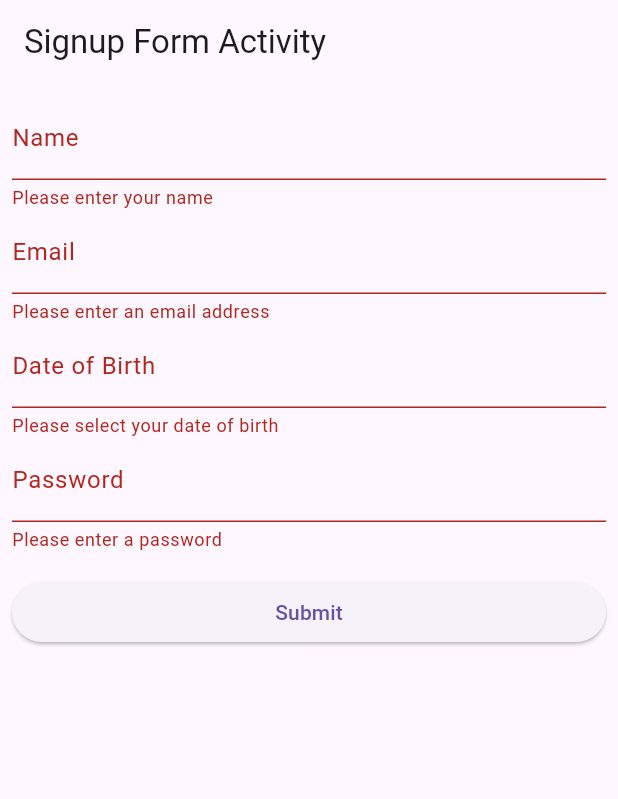
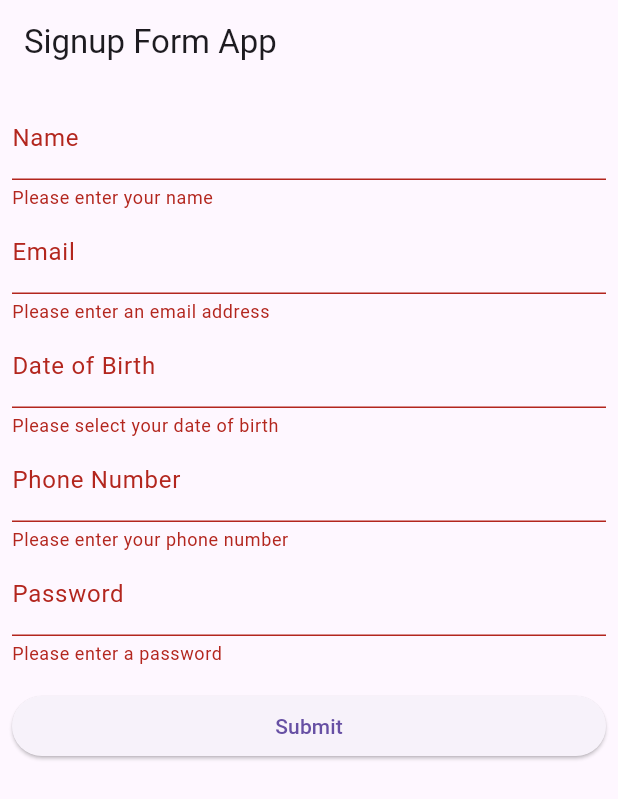
Before and after one commit to ComputerScience1024/act_10, a Flutter app: the screen it shows after launch, after a tap on "Submit", on a phone screen of 412 x 824 dp. Shown: the top 799 px of the screen. Run offline on Flutter 3.47's test engine with Material 3 defaults, Android fonts, the phone set to English and light mode, and no system bars.

Commit message:
Added phone number option and changed UI

```diff
--- a/signup_page/lib/main.dart
+++ b/signup_page/lib/main.dart
@@ -7,7 +7,7 @@ class MyApp extends StatelessWidget {
 
   @override
   Widget build(BuildContext context) {
-    const appTitle = 'Signup Form Activity';
+    const appTitle = 'Signup Form App';
     return MaterialApp(
       title: appTitle,
       home: Scaffold(
@@ -86,6 +86,18 @@ class MyCustomFormState extends State<MyCustomForm> {
             },
           ),
           TextFormField(
+            decoration: const InputDecoration(labelText: 'Phone Number'),
+            keyboardType: TextInputType.phone,
+            validator: (value) {
+              if (value == null || value.isEmpty) {
+                return 'Please enter your phone number';
+              } else if (!RegExp(r'^\d{10,}$').hasMatch(value)) {
+                return 'Enter a valid phone number (min 10 digits)';
+              }
+              return null;
+            },
+          ),
+          TextFormField(
             decoration: const InputDecoration(labelText: 'Password'),
             obscureText: true,
             validator: (value) {
```
